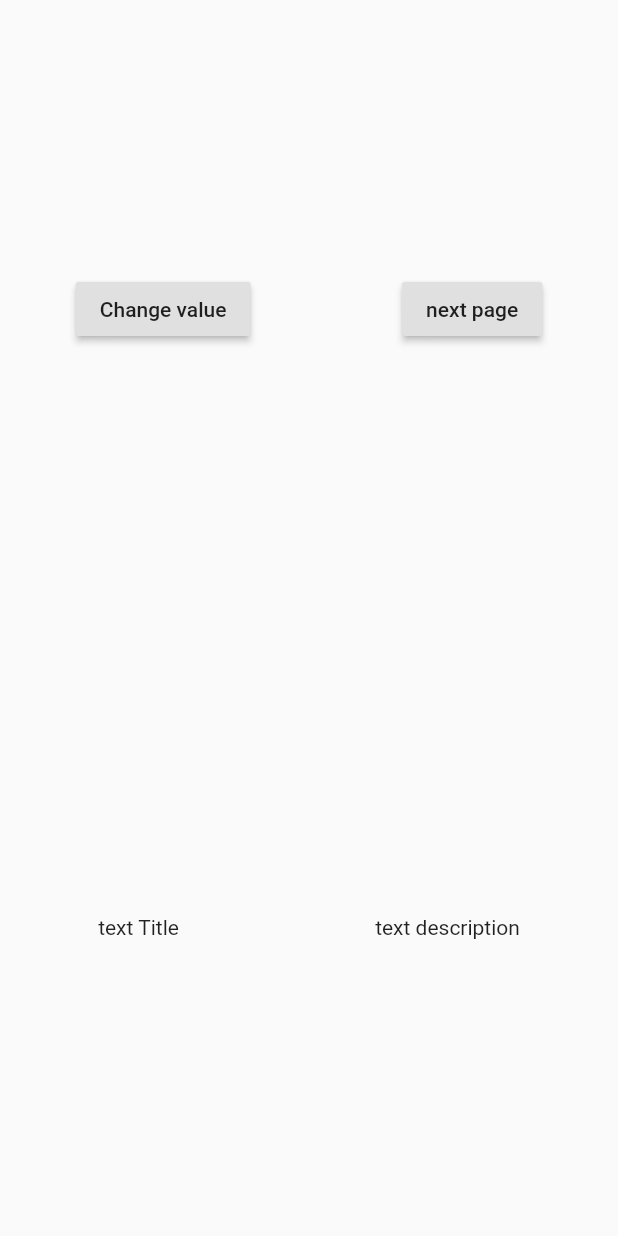
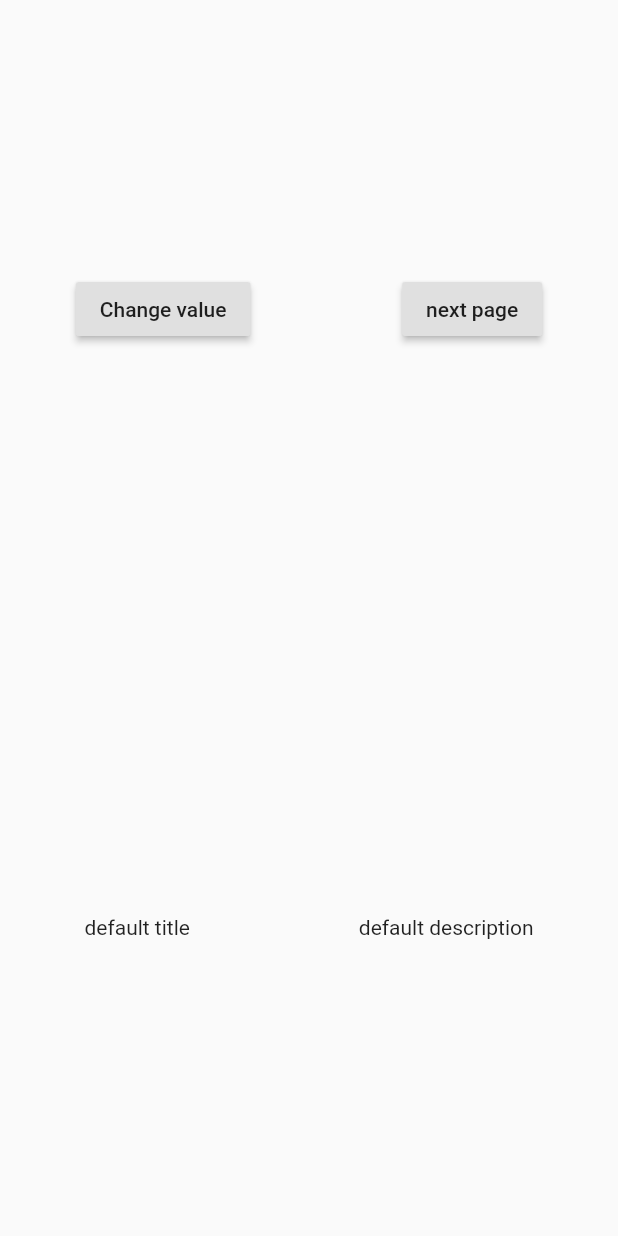
Before and after one commit to fofe00/learn_provider_flutter, a Flutter app: the screen it shows after launch, on a phone screen of 412 x 824 dp. Run offline on Flutter 3.47's test engine with Material 2 defaults, Android fonts, the phone set to English and light mode, and no system bars.

```diff
--- a/lib/Models/infos.dart
+++ b/lib/Models/infos.dart
@@ -1,8 +1,33 @@
-class Infos {
-  String title;
-  String description;
+// class Infos {
+//   String title;
+//   String description;
+//   Infos() {
+//     title = "mon titre";
+//     description = "ma description";
+//   }
+// }
+
+import 'package:flutter/foundation.dart';
+
+class Infos with ChangeNotifier {
+  String _title;
+  String _description;
+
   Infos() {
-    title = "mon titre";
-    description = "ma description";
+    _title = "default title";
+    _description = "default description";
+  }
+
+  String get title => _title;
+  String get description => _description;
+
+  setTitle(String value) {
+    _title = value;
+    notifyListeners();
+  }
+
+  setDescription(String value) {
+    _description = value;
+    notifyListeners();
   }
 }
--- a/lib/main.dart
+++ b/lib/main.dart
@@ -11,7 +11,7 @@ class MyApp extends StatelessWidget {
   // This widget is the root of your application.
   @override
   Widget build(BuildContext context) {
-    return Provider(
+    return ChangeNotifierProvider(
       create: (context) => Infos(),
       child: MaterialApp(
         debugShowCheckedModeBanner: false,
@@ -74,8 +74,8 @@ class Top extends StatelessWidget {
               ),
               onPressed: () {
                 print("change value now");
-                infos.title = 'my new title';
-                infos.description = 'my new description';
+                infos.setTitle("new title");
+                infos.setDescription('new description');
               },
             ),
             RaisedButton(
@@ -99,13 +99,14 @@ class Top extends StatelessWidget {
 class Bottom extends StatelessWidget {
   @override
   Widget build(BuildContext context) {
+    var infos = Provider.of<Infos>(context);
     return Container(
       child: Center(
         child: Row(
           mainAxisAlignment: MainAxisAlignment.spaceAround,
           children: [
-            Text("text Title"),
-            Text("text description"),
+            Text(infos.title),
+            Text(infos.description),
           ],
         ),
       ),
```
